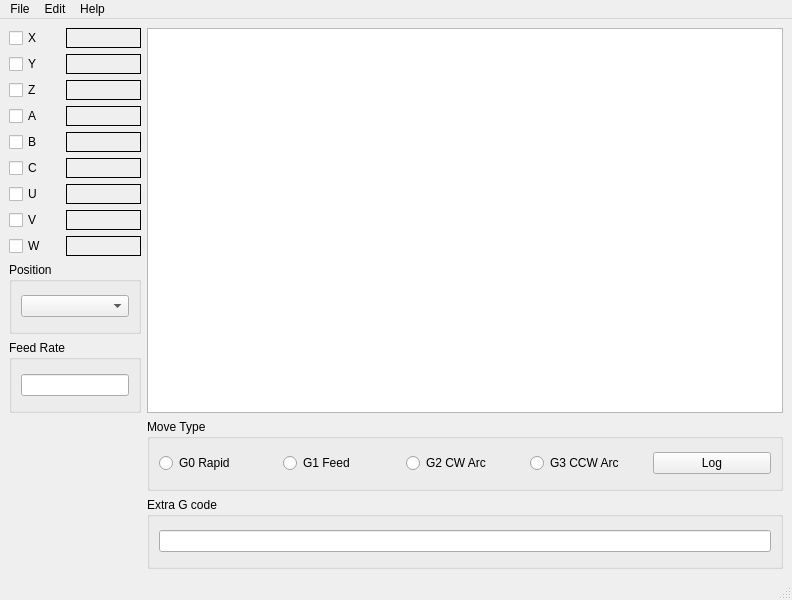
Old version of the form pyqt4/position_logger.ui in the repository jethornton/position-logger.
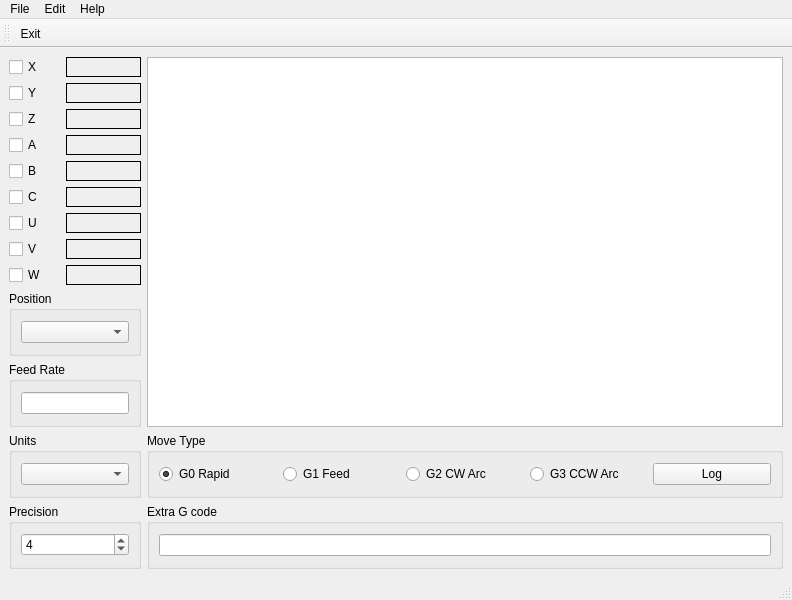
New version of the form.

Commit message: get display to work

Patch:
```diff
--- a/pyqt4/position_logger.ui
+++ b/pyqt4/position_logger.ui
@@ -47,6 +47,9 @@
          <property name="text">
           <string>G0 Rapid</string>
          </property>
+         <property name="checked">
+          <bool>true</bool>
+         </property>
         </widget>
        </item>
        <item row="0" column="4">
@@ -359,6 +362,37 @@
     <item row="0" column="2" rowspan="11">
      <widget class="QListWidget" name="listWidget"/>
     </item>
+    <item row="11" column="0" colspan="2">
+     <widget class="QGroupBox" name="gridGroupBox">
+      <property name="title">
+       <string>Units</string>
+      </property>
+      <layout class="QGridLayout" name="gridLayout_6">
+       <item row="0" column="0">
+        <widget class="QComboBox" name="unitsGB"/>
+       </item>
+      </layout>
+     </widget>
+    </item>
+    <item row="12" column="0" colspan="2">
+     <widget class="QGroupBox" name="gridGroupBox">
+      <property name="title">
+       <string>Precision</string>
+      </property>
+      <layout class="QGridLayout" name="gridLayout_7">
+       <item row="0" column="0">
+        <widget class="QSpinBox" name="precisionSB">
+         <property name="maximum">
+          <number>6</number>
+         </property>
+         <property name="value">
+          <number>4</number>
+         </property>
+        </widget>
+       </item>
+      </layout>
+     </widget>
+    </item>
    </layout>
   </widget>
   <widget class="QMenuBar" name="menubar">
@@ -403,6 +437,18 @@
    <addaction name="menuHelp"/>
   </widget>
   <widget class="QStatusBar" name="statusbar"/>
+  <widget class="QToolBar" name="toolBar">
+   <property name="windowTitle">
+    <string>toolBar</string>
+   </property>
+   <attribute name="toolBarArea">
+    <enum>TopToolBarArea</enum>
+   </attribute>
+   <attribute name="toolBarBreak">
+    <bool>false</bool>
+   </attribute>
+   <addaction name="actionExit"/>
+  </widget>
   <action name="actionNew">
    <property name="text">
     <string>New</string>
```
Left out of the diff: 18 changed lines with no effect on the pictures. The commit also changes 1 other file.
